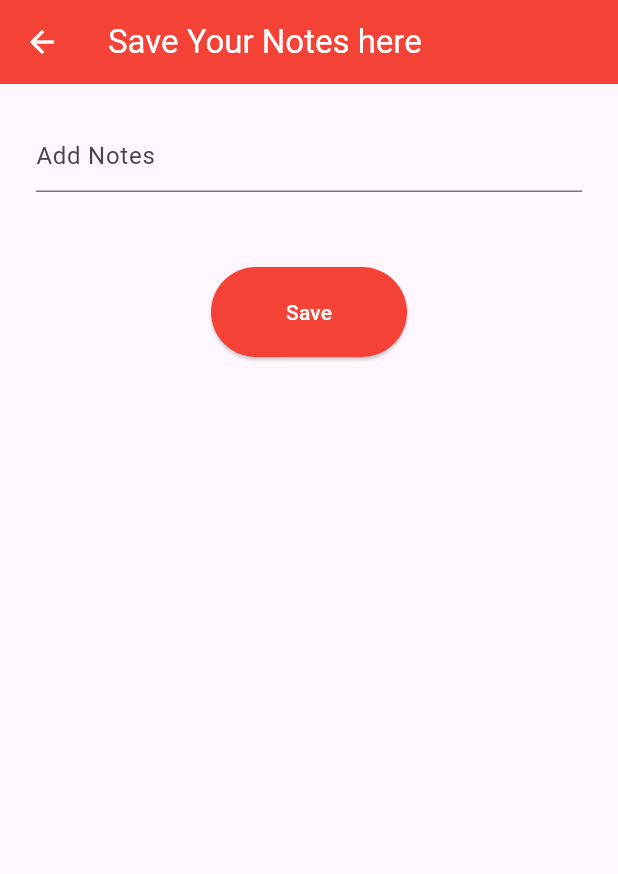
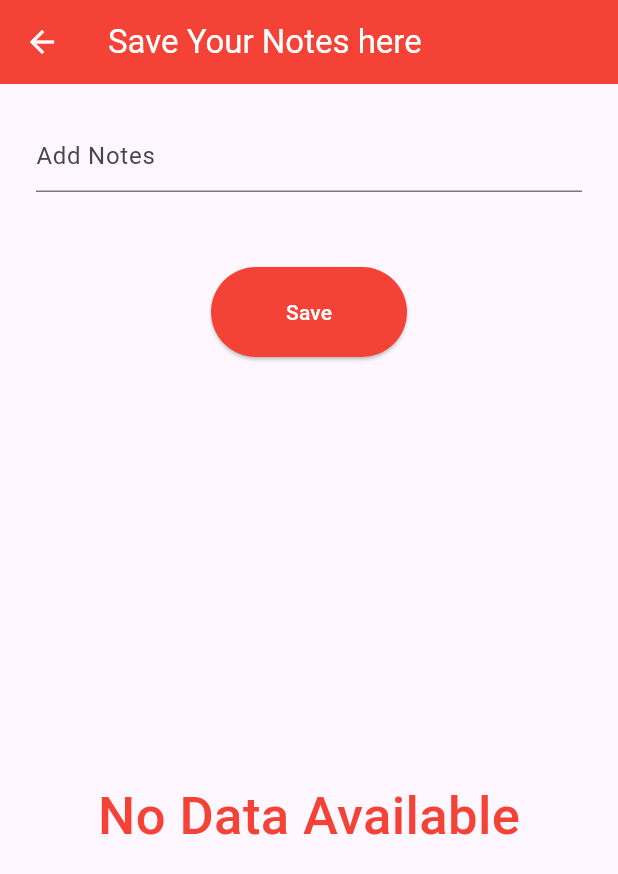
Before and after one commit to Mr-Talha110/ChatBox-App-Using-Firebase-and-Flutter, a Flutter app: the CreateNoteScreen screen opened directly, on a phone screen of 412 x 824 dp. Shown: the top 874 px of the screen. Run offline on Flutter 3.47's test engine with Material 3 defaults, Android fonts, the phone set to English and light mode, and no system bars; our stand-ins replace cloud_firestore, firebase_auth, firebase_core, get; accounts and stored records are empty.

Commit message:
Create and Show Data using firebase is done

```diff
--- a/lib/screens/create_note_screen.dart
+++ b/lib/screens/create_note_screen.dart
@@ -1,4 +1,4 @@
-// ignore_for_file: avoid_print
+// ignore_for_file: avoid_print, unnecessary_null_comparison
 
 import 'package:cloud_firestore/cloud_firestore.dart';
 import 'package:firebase_auth/firebase_auth.dart';
@@ -72,7 +72,74 @@ class _CreateNoteScreenState extends State<CreateNoteScreen> {
                 child: const Text(
                   'Save',
                   style: TextStyle(color: Colors.white),
-                ))
+                )),
+            const SizedBox(height: 50),
+            Expanded(
+                child: StreamBuilder(
+              stream: FirebaseFirestore.instance
+                  .collection('notes')
+                  .where('userId', isEqualTo: user!.uid)
+                  .snapshots(),
+              builder: (context, AsyncSnapshot<QuerySnapshot> snapshot) {
+                if (snapshot.hasError) {
+                  return const Text('Erorr Occurred');
+                }
+                if (snapshot.connectionState == ConnectionState.waiting) {
+                  return const Center(
+                      child: CircularProgressIndicator(
+                    color: Colors.red,
+                  ));
+                }
+                if (snapshot.data!.docs.isEmpty) {
+                  return const Center(
+                      child: Text(
+                    'No Data Available',
+                    style: TextStyle(
+                        fontSize: 35,
+                        fontWeight: FontWeight.w500,
+                        color: Colors.red),
+                  ));
+                }
+                if (snapshot != null && snapshot.data != null) {
+                  return ListView.builder(
+                      itemCount: snapshot.data!.docs.length,
+                      itemBuilder: (context, index) {
+                        return Container(
+                          width: double.infinity,
+                          margin: const EdgeInsets.symmetric(vertical: 5),
+                          padding: const EdgeInsets.symmetric(
+                              horizontal: 20, vertical: 30),
+                          decoration: BoxDecoration(
+                              color: Colors.red,
+                              borderRadius: BorderRadius.circular(30)),
+                          child: Row(
+                            mainAxisAlignment: MainAxisAlignment.spaceBetween,
+                            children: [
+                              Text(
+                                snapshot.data!.docs[index]['note'],
+                                style: const TextStyle(color: Colors.white),
+                              ),
+                              const Row(
+                                children: [
+                                  Icon(
+                                    Icons.edit,
+                                    color: Colors.white,
+                                  ),
+                                  SizedBox(width: 10),
+                                  Icon(
+                                    Icons.delete,
+                                    color: Colors.white,
+                                  )
+                                ],
+                              )
+                            ],
+                          ),
+                        );
+                      });
+                }
+                return Container();
+              },
+            ))
           ],
         ),
       ),
```
